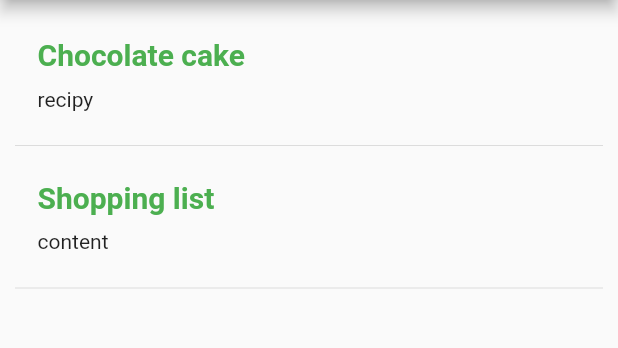
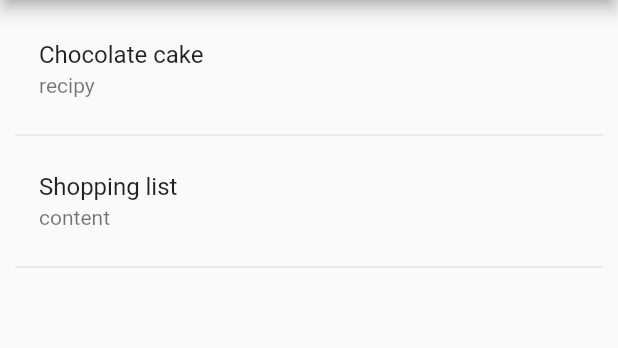
Before and after one commit to reybriel/flutter-notes, a Flutter app: the screen it shows after launch, on a phone screen of 412 x 824 dp, the part 84-432 px from its top. Run offline on Flutter 3.47's test engine with Material 2 defaults, Android fonts, the phone set to English and light mode, and no system bars.

Commit message:
Setup list item tap action

```diff
--- a/lib/scenes/notes_list/note_list_row.dart
+++ /dev/null
@@ -1,42 +0,0 @@
-import 'package:flutter/material.dart';
-import 'package:my_notes/model/note_view_model.dart';
-
-class NoteListRow extends StatelessWidget {
-  final NoteViewModel _noteViewModel;
-
-  NoteListRow(this._noteViewModel);
-
-  @override
-  Widget build(BuildContext context) {
-    return Row(
-        children: [
-          Padding(
-            padding: EdgeInsets.all(10),
-            child: Column(
-              crossAxisAlignment: CrossAxisAlignment.start,
-              children: [
-                Padding(
-                  padding: EdgeInsets.all(5),
-                  child: Text(
-                    _noteViewModel.title,
-                    style: TextStyle(
-                      color: Colors.green,
-                      fontSize: 20,
-                      fontWeight: FontWeight.bold
-                      ),
-                    ),
-                  ),
-                Padding(
-                  padding: EdgeInsets.all(5),
-                  child: Text(
-                    _noteViewModel.content,
-                    style: TextStyle(fontSize: 14),
-                    ),
-                  ),
-                ],
-              ),
-            ),
-          ],
-      );
-  }
-}
--- a/lib/scenes/notes_list/notes_list_page.dart
+++ b/lib/scenes/notes_list/notes_list_page.dart
@@ -1,5 +1,4 @@
 import 'package:flutter/material.dart';
-import 'package:my_notes/scenes/notes_list/note_list_row.dart';
 import 'package:my_notes/model/note_view_model.dart';
 
 class NotesListPage extends StatefulWidget {
@@ -22,7 +21,16 @@ class _NotesListState extends State<NotesListPage> {
   Widget _itemBuilder(BuildContext context, int i) {
     if (i.isOdd) return Divider();
     final index = i ~/ 2;
-    return NoteListRow(_notes[index]);
+    final note = _notes[index];
+    return ListTile(
+      title: Text(note.title),
+      subtitle: Text(note.content),
+      onTap: () => _onTapInListItemAt(index),
+    );
+  }
+
+  void _onTapInListItemAt(int index) {
+    print(index);
   }
 
   @override
```
